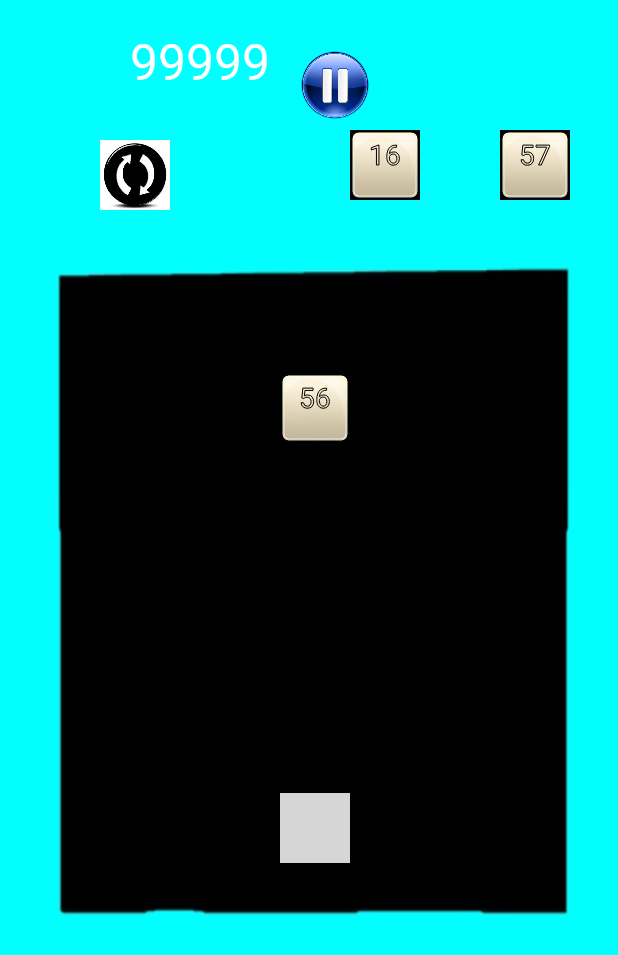
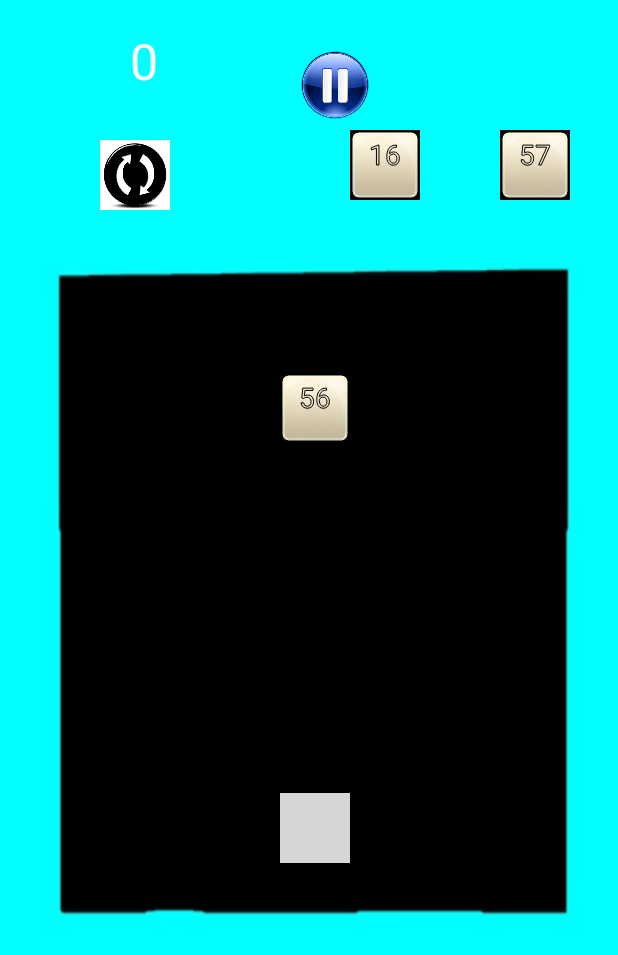
Before and after one commit to ksrivatsav/FactorME, an Android app: the screen it shows after launch (GamePlay), after a tap on "PLAY", on a phone screen of 412 x 824 dp. Shown: the top 955 px of the screen. Run offline under Robolectric (Android 15) with nearby library versions, the phone set to English and light mode, and no system bars.

Commit message:
FactorME

```diff
--- a/FactorMeBud/app/src/main/java/com/group9/factormebud/DataBaseHelper.java
+++ b/FactorMeBud/app/src/main/java/com/group9/factormebud/DataBaseHelper.java
@@ -67,7 +67,7 @@ public class DataBaseHelper extends SQLiteOpenHelper {
         SQLiteDatabase checkDB = null;
         try {
             String myPath = DB_PATH + DB_NAME;
-            checkDB = SQLiteDatabase.openDatabase(myPath, null, SQLiteDatabase.OPEN_READONLY);
+            checkDB = SQLiteDatabase.openDatabase(myPath, null, SQLiteDatabase.OPEN_READWRITE);
         }catch(SQLiteException e) {
             // Database is not present
         }
--- a/FactorMeBud/app/src/main/java/com/group9/factormebud/TileView.java
+++ b/FactorMeBud/app/src/main/java/com/group9/factormebud/TileView.java
@@ -17,7 +17,7 @@ import android.view.View;
 
 public class TileView extends View {
     public static final String TAG = "Factor Me";
-
+    public static int SCORE=0;
 
     /**
      * Labels for the drawables that will be loaded into the TileView class
@@ -191,7 +191,7 @@ public class TileView extends View {
         Bitmap pause = Bitmap.createScaledBitmap(pauseimage, mTileSize, mTileSize, false);
         canvas.drawBitmap(jumble, 100, 140, mPaint);
         canvas.drawBitmap(pause, 300, 50, mPaint);
-        String strscore=Integer.toString(99999);
+        String strscore=Integer.toString(SCORE);
         mPaint.setColor(Color.WHITE);
         mPaint.setTextSize(50);
         canvas.drawText(strscore, 130, 80, mPaint);
--- a/FactorMeBud/app/src/main/res/layout/intro.xml
+++ b/FactorMeBud/app/src/main/res/layout/intro.xml
@@ -17,7 +17,7 @@
         android:textColor="#ffffff"
         android:paddingRight="32dp"
         android:textSize="28sp"
-        android:text="Slide 1 title"/>
+        android:text="OPTIONS"/>
 
     <LinearLayout
         android:layout_width="fill_parent"
@@ -44,7 +44,7 @@
         android:paddingLeft="64dp"
         android:paddingRight="64dp"
         android:textSize="16sp"
-        android:text="Loooooooooooooooo[...]ooooooooong descreption here"/>
+        android:text="Find various options here"/>
     <TextView
         android:layout_width="fill_parent"
         android:layout_height="64dp" />
--- a/FactorMeBud/app/src/main/res/layout/intro2.xml
+++ b/FactorMeBud/app/src/main/res/layout/intro2.xml
@@ -17,7 +17,7 @@
         android:textColor="#ffffff"
         android:paddingRight="32dp"
         android:textSize="28sp"
-        android:text="Slide 2 title"/>
+        android:text="Factors!!"/>
 
     <LinearLayout
         android:layout_width="fill_parent"
@@ -44,7 +44,7 @@
         android:paddingLeft="64dp"
         android:paddingRight="64dp"
         android:textSize="16sp"
-        android:text="Loooooooooooooooo[...]ooooooooong descreption here"/>
+        android:text="Create a pattern with the numbers having common factors. If three or more form, they disappear and score is generated"/>
     <TextView
         android:layout_width="fill_parent"
         android:layout_height="64dp" />
--- a/FactorMeBud/app/src/main/res/layout/intro3.xml
+++ b/FactorMeBud/app/src/main/res/layout/intro3.xml
@@ -17,7 +17,7 @@
         android:textColor="#ffffff"
         android:paddingRight="32dp"
         android:textSize="28sp"
-        android:text="Slide 3 title"/>
+        android:text=""/>
 
     <LinearLayout
         android:layout_width="fill_parent"
@@ -44,7 +44,7 @@
         android:paddingLeft="64dp"
         android:paddingRight="64dp"
         android:textSize="16sp"
-        android:text="Loooooooooooooooo[...]ooooooooong descreption here"/>
+        android:text="Bomb Tile demolishes its neighbour tiles. Blank tiile associates with the other elements on the board"/>
     <TextView
         android:layout_width="fill_parent"
         android:layout_height="64dp" />
--- a/FactorMeBud/app/src/main/res/layout/intro4.xml
+++ b/FactorMeBud/app/src/main/res/layout/intro4.xml
@@ -17,7 +17,7 @@
         android:textColor="#ffffff"
         android:paddingRight="32dp"
         android:textSize="28sp"
-        android:text="Slide 4 title"/>
+        android:text="Game Play"/>
 
     <LinearLayout
         android:layout_width="fill_parent"
```
Also changed, not shown: FactorMeBud/app/src/main/java/com/group9/factormebud/GamePlay.java (+22 -0 lines), FactorMeBud/app/src/main/java/com/group9/factormebud/MainMap.java (+11 -3 lines), FactorMeBud/app/src/main/assets/Factor_Me.db, FactorMeBud/app/src/main/res/drawable/ic_slide1.png (added), FactorMeBud/app/src/main/res/drawable/ic_slide2.png (added), FactorMeBud/app/src/main/res/drawable/ic_slide3.png (added), FactorMeBud/app/src/main/res/drawable/ic_slide4.png (added), 2 other files.
